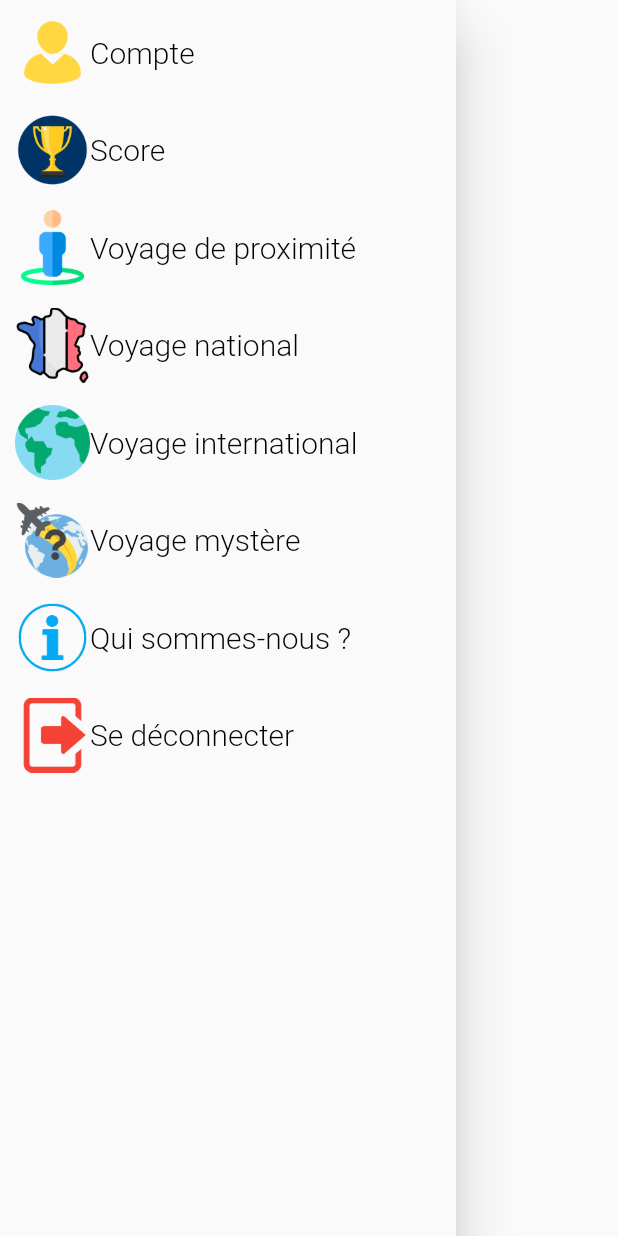
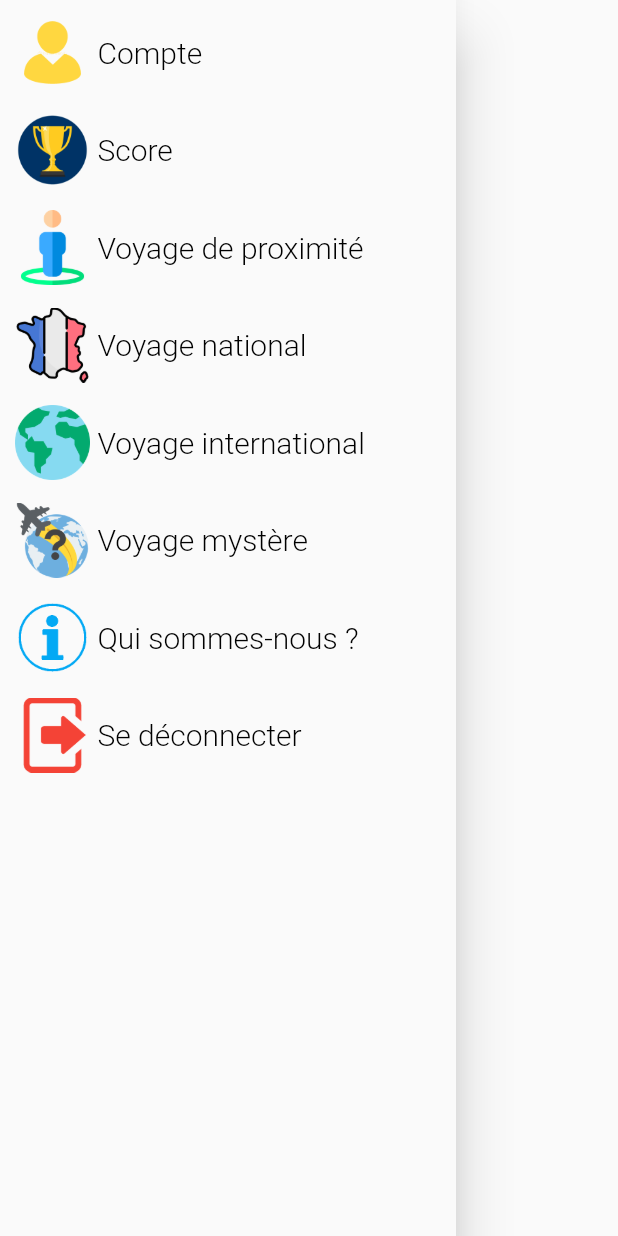
Before and after one commit to Lowell13/new-explorer-challenge, a Flutter app: what drawer() shows on an empty page, opened directly, on a phone screen of 412 x 824 dp. Run offline on Flutter 3.47's test engine with Material 2 defaults, Android fonts, the phone set to English and light mode, and no system bars; our stand-ins replace carousel_slider, youtube_player_flutter; missing offline and left inert: grouped_buttons.

Commit message:
Add Padding to drawer

```diff
--- a/lib/qsn/qsn.dart
+++ b/lib/qsn/qsn.dart
@@ -18,6 +18,7 @@ class Qsn extends StatelessWidget {
   @override
   Widget build(BuildContext context) {
     return MaterialApp(
+        debugShowCheckedModeBanner: false,
         home:SafeArea(
             child: Scaffold(
                 appBar: AppBar(),
--- a/lib/score/score.dart
+++ b/lib/score/score.dart
@@ -16,6 +16,7 @@ class _ScoreState extends State<Score> {
   @override
   Widget build(BuildContext context) {
     return MaterialApp(
+      debugShowCheckedModeBanner: false,
       home: SafeArea(
         child: Scaffold(
             appBar: AppBar(
--- a/lib/widget/drawer.dart
+++ b/lib/widget/drawer.dart
@@ -13,7 +13,10 @@ Widget drawer(context) {
             },
             child: Row(
               children: [
-                Image.asset("assets/icons/account-icon.png", width: 50, height: 50, color: Colors.amberAccent,),
+                Padding(
+                  padding: const EdgeInsets.only(right: 5.0),
+                  child: Image.asset("assets/icons/account-icon.png", width: 50, height: 50, color: Colors.amberAccent,),
+                ),
                 Text("Compte", style: Theme.of(context).textTheme.bodyText1),
               ],
             ),
@@ -27,7 +30,10 @@ Widget drawer(context) {
             },
             child: Row(
               children: [
-                Image.asset("assets/icons/trophy-icon.png", width: 50, height: 50,),
+                Padding(
+                  padding: const EdgeInsets.only(right: 5.0),
+                  child: Image.asset("assets/icons/trophy-icon.png", width: 50, height: 50,),
+                ),
                 Text("Score", style: Theme.of(context).textTheme.bodyText1),
               ],
             ),
@@ -41,7 +47,10 @@ Widget drawer(context) {
             },
             child: Row(
               children: [
-                Image.asset("assets/icons/drawer/flat_icon_street_view.png", width: 50, height: 50),
+                Padding(
+                  padding: const EdgeInsets.only(right: 5.0),
+                  child: Image.asset("assets/icons/drawer/flat_icon_street_view.png", width: 50, height: 50),
+                ),
                 Text("Voyage de proximité", style: Theme.of(context).textTheme.bodyText1),
               ],
             ),
@@ -55,7 +64,10 @@ Widget drawer(context) {
             },
             child: Row(
               children: [
-                Image.asset("assets/icons/drawer/flat_icon_france.png", width: 50, height: 50),
+                Padding(
+                  padding: const EdgeInsets.only(right: 5.0),
+                  child: Image.asset("assets/icons/drawer/flat_icon_france.png", width: 50, height: 50),
+                ),
                 Text("Voyage national", style: Theme.of(context).textTheme.bodyText1),
               ],
             ),
@@ -69,7 +81,10 @@ Widget drawer(context) {
             },
             child: Row(
               children: [
-                Image.asset("assets/icons/drawer/flat_icon_worldwide.png", width: 50, height: 50),
+                Padding(
+                  padding: const EdgeInsets.only(right: 5.0),
+                  child: Image.asset("assets/icons/drawer/flat_icon_worldwide.png", width: 50, height: 50),
+                ),
                 Text("Voyage international", style: Theme.of(context).textTheme.bodyText1),
               ],
             ),
@@ -83,7 +98,10 @@ Widget drawer(context) {
             },
             child: Row(
               children: [
-                Image.asset("assets/icons/drawer/flat_icon_mystery.png", width: 50, height: 50),
+                Padding(
+                  padding: const EdgeInsets.only(right: 5.0),
+                  child: Image.asset("assets/icons/drawer/flat_icon_mystery.png", width: 50, height: 50),
+                ),
                 Text("Voyage mystère", style: Theme.of(context).textTheme.bodyText1),
               ],
             ),
@@ -97,7 +115,10 @@ Widget drawer(context) {
             },
             child: Row(
               children: [
-                Image.asset("assets/icons/information-icon.png", width: 50, height: 50, color: Colors.lightBlue),
+                Padding(
+                  padding: const EdgeInsets.only(right: 5.0),
+                  child: Image.asset("assets/icons/information-icon.png", width: 50, height: 50, color: Colors.lightBlue),
+                ),
                 Text("Qui sommes-nous ?", style: Theme.of(context).textTheme.bodyText1),
               ],
             ),
@@ -111,7 +132,10 @@ Widget drawer(context) {
             },
             child: Row(
               children: [
-                Image.asset("assets/icons/logout-icon.png", width: 50, height: 50, color: Colors.red,),
+                Padding(
+                  padding: const EdgeInsets.only(right: 5.0),
+                  child: Image.asset("assets/icons/logout-icon.png", width: 50, height: 50, color: Colors.red,),
+                ),
                 Text("Se déconnecter", style: Theme.of(context).textTheme.bodyText1),
               ],
             ),
```
Also changed, not shown: pubspec.lock. Lines whose indentation alone changed are shown as unchanged.
